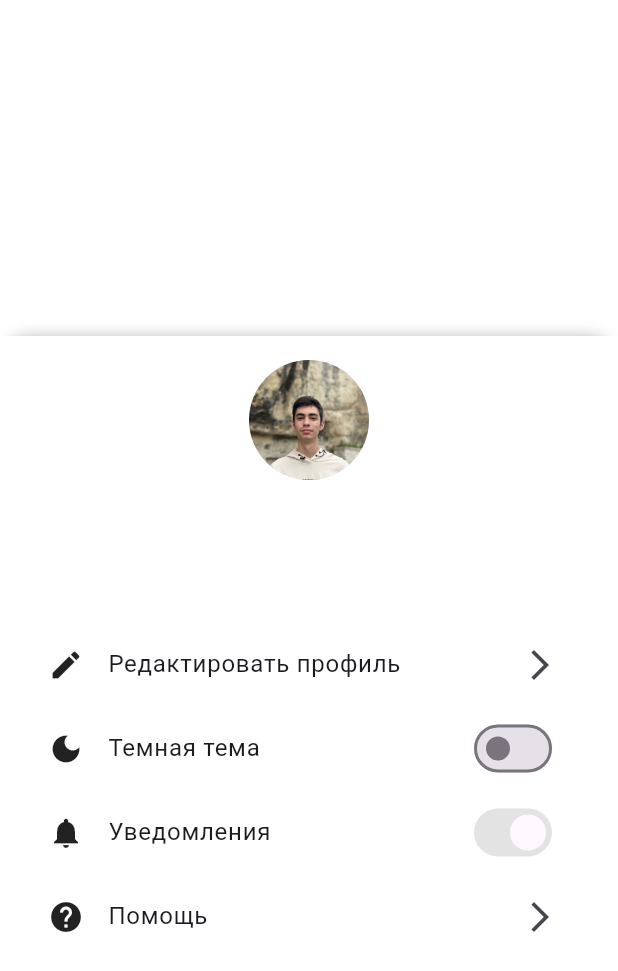
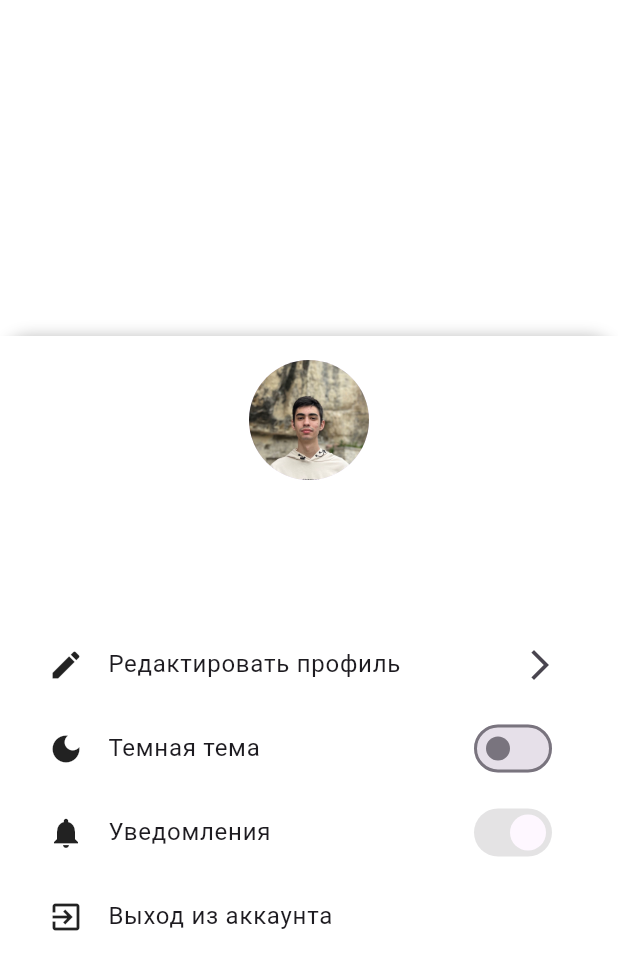
Before and after one commit to niki5M/univibe_mobile, a Flutter app: the ProfileSettings screen opened directly with empty values, on a phone screen of 412 x 824 dp. Shown: the top 971 px of the screen. Run offline on Flutter 3.47's test engine with Material 3 defaults, Android fonts, the light colour scheme and no system bars; drawn by our look-alikes of sliding_up_panel; our stand-ins replace equatable, flutter_bloc, google_fonts, lottie, table_calendar; missing offline and left inert: flutter_appauth.

Commit message:
настройка выхода из аккаунта

```diff
--- a/lib/core/widgets/app_bar.dart
+++ b/lib/core/widgets/app_bar.dart
@@ -3,6 +3,10 @@ import 'package:flutter_bloc/flutter_bloc.dart';
 import 'package:sliding_up_panel/sliding_up_panel.dart';
 import '../../features/profile/bloc/profile_bloc.dart';
 import '../../features/profile/bloc/profile_state.dart';
+import '../auth/bloc/auth_bloc.dart';
+import '../auth/bloc/auth_event.dart';
+import '../auth/bloc/auth_state.dart';
+import '../auth/presentation/login_page.dart';
 import '../theme/theme_bloc.dart';
 
 class ScheduleAppBar extends StatelessWidget implements PreferredSizeWidget {
@@ -266,14 +270,8 @@ class ProfileSettings extends StatelessWidget {
             title: const Text("Уведомления"),
             trailing: const Switch(value: true, onChanged: null),
           ),
-          ListTile(
-            leading: Icon(
-              Icons.help,
-              color: Theme.of(context).iconTheme.color,
-            ),
-            title: const Text("Помощь"),
-            trailing: const Icon(Icons.arrow_forward_ios),
-          ),
+          // Замена ListTile для выхода
+          const LogoutButton(),
         ],
       ),
     );
@@ -295,3 +293,29 @@ class ProfileNameInAppBar extends StatelessWidget {
     );
   }
 }
+
+class LogoutButton extends StatelessWidget {
+  const LogoutButton({super.key});
+
+  @override
+  Widget build(BuildContext context) {
+    return BlocListener<AuthBloc, AuthState>(
+      listener: (context, state) {
+        if (state is AuthInitial) {
+          Navigator.pushAndRemoveUntil(
+            context,
+            MaterialPageRoute(builder: (context) => LoginPage()),
+                (route) => false,
+          );
+        }
+      },
+      child: ListTile(
+        leading: Icon(Icons.exit_to_app, color: Theme.of(context).iconTheme.color),
+        title: const Text("Выход из аккаунта"),
+        onTap: () {
+          context.read<AuthBloc>().add(AuthLogoutRequested());
+        },
+      ),
+    );
+  }
+}
--- a/lib/features/profile/bloc/profile_bloc.dart
+++ b/lib/features/profile/bloc/profile_bloc.dart
@@ -53,7 +53,7 @@ class ProfileBloc extends Bloc<ProfileEvent, ProfileState> {
           Profile(
               name: 'Сейдаметов С.',
               email: 'email@example.com',
-              group: 'Группа A'  // Пример значения для поля group
+              group: 'Группа A'
           )
       ));
     } catch (e) {
```
Also changed, not shown: lib/core/auth/auth_repository.dart (+50 -1 lines), lib/core/auth/bloc/auth_bloc.dart (+7 -2 lines).
